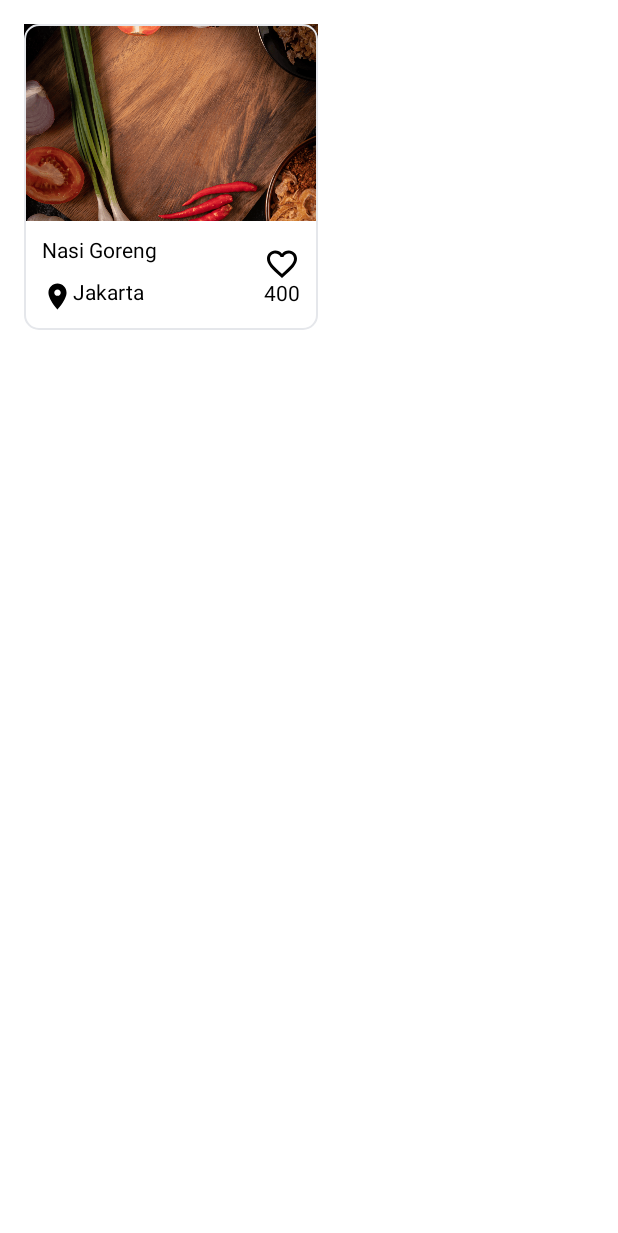
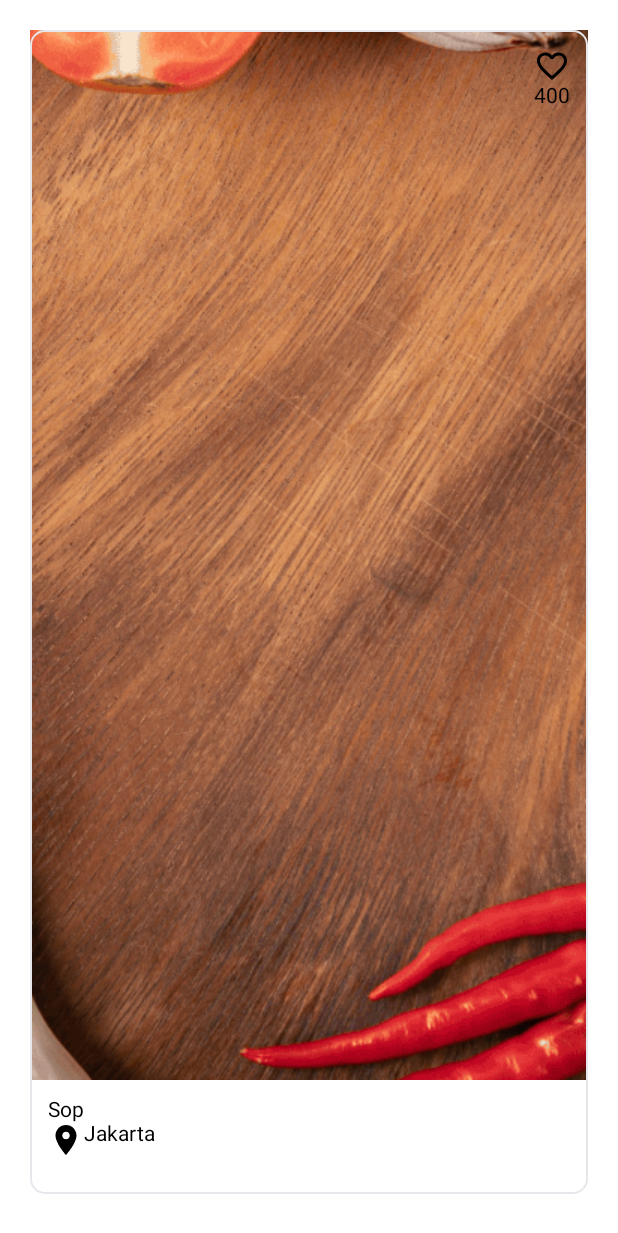
Before and after one commit to rfqagst/okeychef, an Android app built with Jetpack Compose: the @Preview function Preview, on a phone screen of 412 x 824 dp. Shown: the top 1233 px of the screen. Run offline under Robolectric (Android 15) with nearby library versions, the phone set to English and light mode, and no system bars.

Commit message:
add Card

```diff
--- a/app/src/main/java/com/example/okeychef/ui/components/Card.kt
+++ b/app/src/main/java/com/example/okeychef/ui/components/Card.kt
@@ -3,6 +3,7 @@ package com.example.okeychef.ui.components
 import androidx.compose.foundation.Image
 import androidx.compose.foundation.border
 import androidx.compose.foundation.layout.Arrangement
+import androidx.compose.foundation.layout.Box
 import androidx.compose.foundation.layout.Column
 import androidx.compose.foundation.layout.Row
 import androidx.compose.foundation.layout.Spacer
@@ -29,7 +30,6 @@ import com.example.okeychef.R
 
 @Composable
 fun BannerImage() {
-
 }
 
 @Composable
@@ -82,33 +82,105 @@ fun CardFood(
 }
 
 
-
 @Composable
-fun CardFilterKategori() {
-
+fun CardFilterKategoriHome(modifier: Modifier, image: Painter, resepName: String) {
+    Box(
+        modifier
+            .border(
+                width = 2.dp,
+                color = Color(0xFFF05252),
+                shape = RoundedCornerShape(size = 10.dp)
+            )
+            .width(147.dp)
+            .height(118.dp),
+        contentAlignment = Alignment.BottomStart
+    ) {
+        Image(painter = image, contentDescription = null, contentScale = ContentScale.Crop)
+        Text(modifier = Modifier.padding(12.dp), text = resepName)
+    }
 }
 
 @Composable
-fun CardFilterKategoriHome() {
-
+fun CardFilterKategori(modifier: Modifier, image: Painter, resepName: String) {
+    Box(
+        modifier
+            .border(
+                width = 2.dp,
+                color = Color(0xFFF05252),
+                shape = RoundedCornerShape(size = 10.dp)
+            )
+            .width(105.dp)
+            .height(60.dp),
+        contentAlignment = Alignment.BottomStart
+    ) {
+        Image(painter = image, contentDescription = null, contentScale = ContentScale.Crop)
+        Text(modifier = Modifier.padding(12.dp), text = resepName)
+    }
 }
 
 @Composable
-fun CardKategori() {
+fun CardKategori(
+    modifier: Modifier,
+    image: Painter,
+    foodName: String,
+    foodLocation: String,
+    like: String
+) {
+    Column(
+        modifier = modifier
+            .border(
+                width = 1.dp, color = Color(0xFFE5E7EB),
+                shape = RoundedCornerShape(size = 10.dp)
+            )
+            .width(153.dp)
+            .padding(bottom = 12.dp)
+    ) {
+        Box(
+            modifier = Modifier,
+            contentAlignment = Alignment.TopEnd
+        ) {
+            Image(painter = image, contentDescription = null, contentScale = ContentScale.Crop)
+            Column(Modifier.padding(12.dp)) {
+                Icon(imageVector = Icons.Default.FavoriteBorder, contentDescription = null)
+                Text(text = like)
+            }
+        }
+        Column(Modifier.padding(12.dp)) {
+            Text(text = foodName)
+            Row {
+                Icon(imageVector = Icons.Default.LocationOn, contentDescription = null)
+                Text(text = foodLocation)
+            }
+        }
+    }
+}
 
-}
 
 @Preview(showBackground = true)
 @Composable
 fun Preview() {
-    CardFood(
+//    CardFood(
+//        image = painterResource(id = R.drawable.main_banner_image),
+//        foodName = "Nasi Goreng",
+//        foodLocation = "Jakarta",
+//        like = "400",
+//        modifier = Modifier
+//            .padding(16.dp)
+//            .width(196.dp)
+//            .height(204.dp)
+//    )
+
+//    CardFilterKategori(
+//        image = painterResource(id = R.drawable.main_banner_image),
+//        resepName = "Tumis",
+//        modifier = Modifier.fillMaxWidth()
+//    )
+
+    CardKategori(
+        foodLocation = "Jakarta",
+        foodName = "Sop",
         image = painterResource(id = R.drawable.main_banner_image),
-        foodName = "Nasi Goreng",
-        foodLocation = "Jakarta",
         like = "400",
-        modifier = Modifier
-            .padding(16.dp)
-            .width(196.dp)
-            .height(204.dp)
+        modifier = Modifier.fillMaxWidth().padding(20.dp)
     )
 }
```
